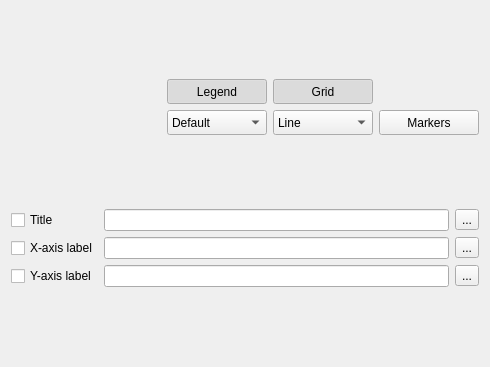
The window that Libs/MRML/Widgets/Resources/UI/qMRMLPlotViewControllerWidget.ui (Slicer/SlicerGitSVNArchive) describes before a commit, drawn with Qt 5.
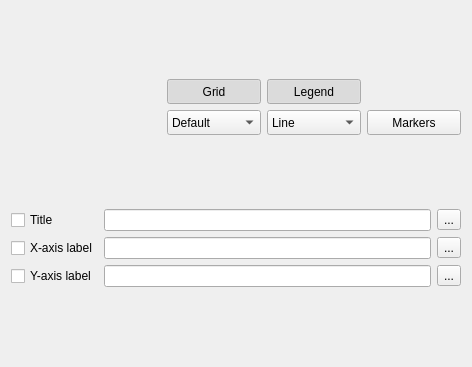
The same window after the commit. Icons and pictures are not drawn. Custom widgets are drawn as their Qt base class.

Commit message: ENH: added edit option for PlotDataComboBox

Diff of the .ui file:
```diff
--- a/Libs/MRML/Widgets/Resources/UI/qMRMLPlotViewControllerWidget.ui
+++ b/Libs/MRML/Widgets/Resources/UI/qMRMLPlotViewControllerWidget.ui
@@ -16,49 +16,44 @@
   <layout class="QGridLayout" name="gridLayout_2">
    <item row="1" column="0">
     <layout class="QGridLayout" name="contentLayout">
-     <item row="4" column="0">
-      <widget class="qMRMLCheckableNodeComboBox" name="plotDataComboBox" native="true">
+     <item row="4" column="2">
+      <widget class="QComboBox" name="plotTypeComboBox">
        <property name="sizePolicy">
-        <sizepolicy hsizetype="Fixed" vsizetype="Fixed">
-         <horstretch>0</horstretch>
-         <verstretch>0</verstretch>
+        <sizepolicy hsizetype="Preferred" vsizetype="Fixed">
+         <horstretch>1</horstretch>
+         <verstretch>1</verstretch>
         </sizepolicy>
        </property>
        <property name="minimumSize">
         <size>
-         <width>150</width>
+         <width>75</width>
          <height>25</height>
         </size>
        </property>
        <property name="toolTip">
-        <string>Add/Remove PlotDataNodes from the current PlotChartNode.</string>
+        <string>Select a plot type (line, scatter, bar). This will modify the type of all the current activated Plots.  </string>
        </property>
-       <property name="nodeTypes" stdset="0">
-        <stringlist>
-         <string>vtkMRMLPlotDataNode</string>
-        </stringlist>
-       </property>
-       <property name="addEnabled" stdset="0">
-        <bool>true</bool>
-       </property>
-       <property name="removeEnabled" stdset="0">
-        <bool>true</bool>
-       </property>
-       <property name="editEnabled" stdset="0">
-        <bool>false</bool>
-       </property>
-       <property name="renameEnabled" stdset="0">
-        <bool>true</bool>
-       </property>
+       <item>
+        <property name="text">
+         <string>Line</string>
+        </property>
+       </item>
+       <item>
+        <property name="text">
+         <string>Scatter</string>
+        </property>
+       </item>
+       <item>
+        <property name="text">
+         <string>Bar</string>
+        </property>
+       </item>
       </widget>
      </item>
-     <item row="0" column="0">
-      <layout class="QVBoxLayout" name="verticalLayout"/>
-     </item>
      <item row="2" column="0">
       <widget class="qMRMLNodeComboBox" name="plotChartComboBox" native="true">
        <property name="sizePolicy">
-        <sizepolicy hsizetype="Fixed" vsizetype="Fixed">
+        <sizepolicy hsizetype="Preferred" vsizetype="Fixed">
          <horstretch>1</horstretch>
          <verstretch>1</verstretch>
         </sizepolicy>
@@ -91,17 +86,53 @@
        </property>
       </widget>
      </item>
+     <item row="4" column="0">
+      <widget class="qMRMLCheckableNodeComboBox" name="plotDataComboBox" native="true">
+       <property name="sizePolicy">
+        <sizepolicy hsizetype="Preferred" vsizetype="Fixed">
+         <horstretch>1</horstretch>
+         <verstretch>1</verstretch>
+        </sizepolicy>
+       </property>
+       <property name="minimumSize">
+        <size>
+         <width>150</width>
+         <height>25</height>
+        </size>
+       </property>
+       <property name="toolTip">
+        <string>Add/Remove Plots from the current Plot Layout the plotData selected. The &quot;Default&quot; will apport any modification. The &quot;indexes&quot; values </string>
+       </property>
+       <property name="nodeTypes" stdset="0">
+        <stringlist>
+         <string>vtkMRMLPlotDataNode</string>
+        </stringlist>
+       </property>
+       <property name="addEnabled" stdset="0">
+        <bool>true</bool>
+       </property>
+       <property name="removeEnabled" stdset="0">
+        <bool>true</bool>
+       </property>
+       <property name="editEnabled" stdset="0">
+        <bool>true</bool>
+       </property>
+       <property name="renameEnabled" stdset="0">
+        <bool>true</bool>
+       </property>
+      </widget>
+     </item>
      <item row="4" column="1">
       <widget class="QComboBox" name="xAxisComboBox">
        <property name="sizePolicy">
-        <sizepolicy hsizetype="Fixed" vsizetype="Fixed">
-         <horstretch>0</horstretch>
-         <verstretch>0</verstretch>
+        <sizepolicy hsizetype="Preferred" vsizetype="Fixed">
+         <horstretch>1</horstretch>
+         <verstretch>1</verstretch>
         </sizepolicy>
        </property>
        <property name="minimumSize">
         <size>
-         <width>100</width>
+         <width>75</width>
          <height>25</height>
         </size>
        </property>
@@ -120,107 +151,20 @@
        </item>
       </widget>
      </item>
-     <item row="2" column="1">
-      <widget class="QToolButton" name="showLegendToolButton">
-       <property name="sizePolicy">
-        <sizepolicy hsizetype="Fixed" vsizetype="Fixed">
-         <horstretch>0</horstretch>
-         <verstretch>0</verstretch>
-        </sizepolicy>
-       </property>
-       <property name="minimumSize">
-        <size>
-         <width>100</width>
-         <height>25</height>
-        </size>
-       </property>
-       <property name="toolTip">
-        <string>Show legend</string>
-       </property>
-       <property name="text">
-        <string>Legend</string>
-       </property>
-       <property name="checkable">
-        <bool>true</bool>
-       </property>
-       <property name="checked">
-        <bool>true</bool>
-       </property>
-      </widget>
-     </item>
-     <item row="4" column="2">
-      <widget class="QComboBox" name="plotTypeComboBox">
-       <property name="sizePolicy">
-        <sizepolicy hsizetype="Fixed" vsizetype="Fixed">
-         <horstretch>0</horstretch>
-         <verstretch>0</verstretch>
-        </sizepolicy>
-       </property>
-       <property name="minimumSize">
-        <size>
-         <width>100</width>
-         <height>25</height>
-        </size>
-       </property>
-       <property name="toolTip">
-        <string>Select a plot type (line, scatter, bar). This will modify the type of all the current activated Plots.  </string>
-       </property>
-       <item>
-        <property name="text">
-         <string>Line</string>
-        </property>
-       </item>
-       <item>
-        <property name="text">
-         <string>Scatter</string>
-        </property>
-       </item>
-       <item>
-        <property name="text">
-         <string>Bar</string>
-        </property>
-       </item>
-      </widget>
-     </item>
-     <item row="2" column="2">
-      <widget class="QToolButton" name="showGridToolButton">
-       <property name="sizePolicy">
-        <sizepolicy hsizetype="Fixed" vsizetype="Fixed">
-         <horstretch>0</horstretch>
-         <verstretch>0</verstretch>
-        </sizepolicy>
-       </property>
-       <property name="minimumSize">
-        <size>
-         <width>100</width>
-         <height>25</height>
-        </size>
-       </property>
-       <property name="toolTip">
-        <string>Show grid</string>
-       </property>
-       <property name="text">
-        <string>Grid</string>
-       </property>
-       <property name="checkable">
-        <bool>true</bool>
-       </property>
-       <property name="checked">
-        <bool>true</bool>
-       </property>
-      </widget>
+     <item row="0" column="0">
+      <layout class="QVBoxLayout" name="verticalLayout"/>
      </item>
      <item row="4" column="3">
       <widget class="QToolButton" name="showMarkersToolButton">
        <property name="sizePolicy">
-        <sizepolicy hsizetype="Fixed" vsizetype="Fixed">
-         <horstretch>0</horstretch>
-         <verstretch>0</verstretch>
+        <sizepolicy hsizetype="Preferred" vsizetype="Fixed">
+         <horstretch>1</horstretch>
+         <verstretch>1</verstretch>
         </sizepolicy>
        </property>
        <property name="minimumSize">
         <size>
-         <width>100</width>
+         <width>75</width>
          <height>25</height>
         </size>
        </property>
@@ -238,6 +182,62 @@
        </property>
       </widget>
      </item>
+     <item row="2" column="1">
+      <widget class="QToolButton" name="showGridToolButton">
+       <property name="sizePolicy">
+        <sizepolicy hsizetype="Preferred" vsizetype="Fixed">
+         <horstretch>1</horstretch>
+         <verstretch>1</verstretch>
+        </sizepolicy>
+       </property>
+       <property name="minimumSize">
+        <size>
+         <width>75</width>
+         <height>25</height>
+        </size>
+       </property>
+       <property name="toolTip">
+        <string>Show grid</string>
+       </property>
+       <property name="text">
+        <string>Grid</string>
+       </property>
+       <property name="checkable">
+        <bool>true</bool>
+       </property>
+       <property name="checked">
+        <bool>true</bool>
+       </property>
+      </widget>
+     </item>
+     <item row="2" column="2">
+      <widget class="QToolButton" name="showLegendToolButton">
+       <property name="sizePolicy">
+        <sizepolicy hsizetype="Preferred" vsizetype="Fixed">
+         <horstretch>1</horstretch>
+         <verstretch>1</verstretch>
+        </sizepolicy>
+       </property>
+       <property name="minimumSize">
+        <size>
+         <width>75</width>
+         <height>25</height>
+        </size>
+       </property>
+       <property name="toolTip">
+        <string>Show legend</string>
+       </property>
+       <property name="text">
+        <string>Legend</string>
+       </property>
+       <property name="checkable">
+        <bool>true</bool>
+       </property>
+       <property name="checked">
+        <bool>true</bool>
+       </property>
+      </widget>
+     </item>
     </layout>
    </item>
    <item row="2" column="0">
```
The commit also changes 2 other files.
